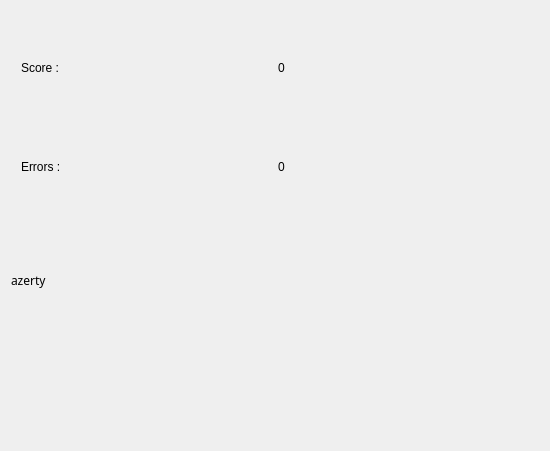
Old version of the form qcmexercice.ui in the repository Aryetis/Obenkyobo.
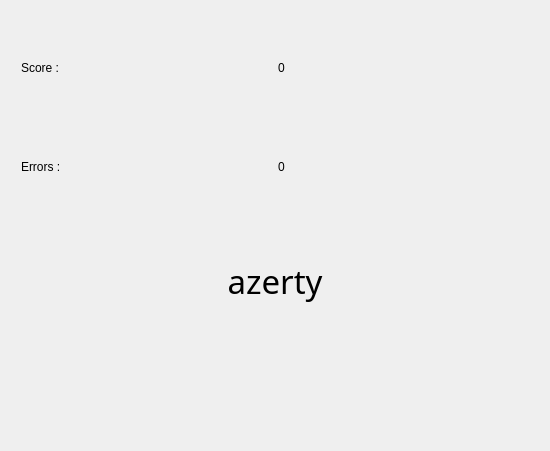
New version of the form. Custom widgets are drawn as their Qt base class.

Patch:
```diff
--- a/qcmexercice.ui
+++ b/qcmexercice.ui
@@ -78,16 +78,24 @@
      <item>
       <layout class="QVBoxLayout" name="GameVerticalLayout">
        <item>
+        <layout class="QHBoxLayout" name="GuessMeLayout">
+         <item>
         <widget class="QLabel" name="GuessMe">
          <property name="font">
           <font>
            <family>PJ Hiragana</family>
+             <pointsize>25</pointsize>
           </font>
          </property>
          <property name="text">
           <string>azerty</string>
          </property>
-        </widget>
+           <property name="alignment">
+            <set>Qt::AlignCenter</set>
+           </property>
+          </widget>
+         </item>
+        </layout>
        </item>
        <item>
         <layout class="QGridLayout" name="EntriesGridLayout">
```
Lines whose indentation alone changed are shown as unchanged.
